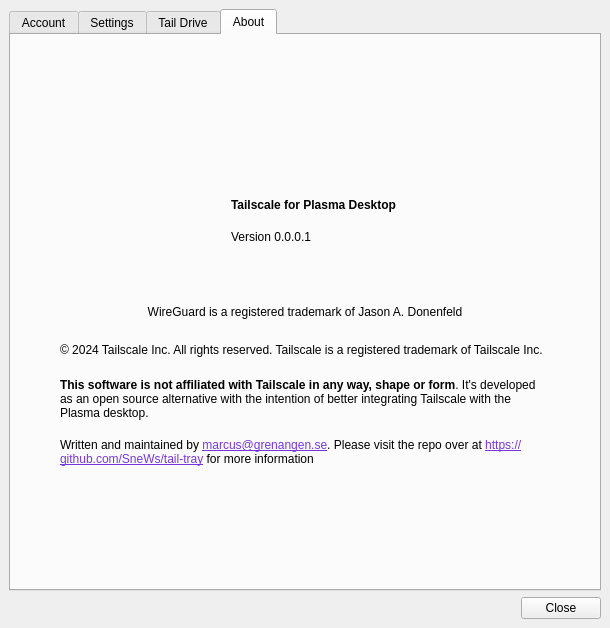
Old version of the form MainWindow.ui in the repository SneWs/tail-tray.
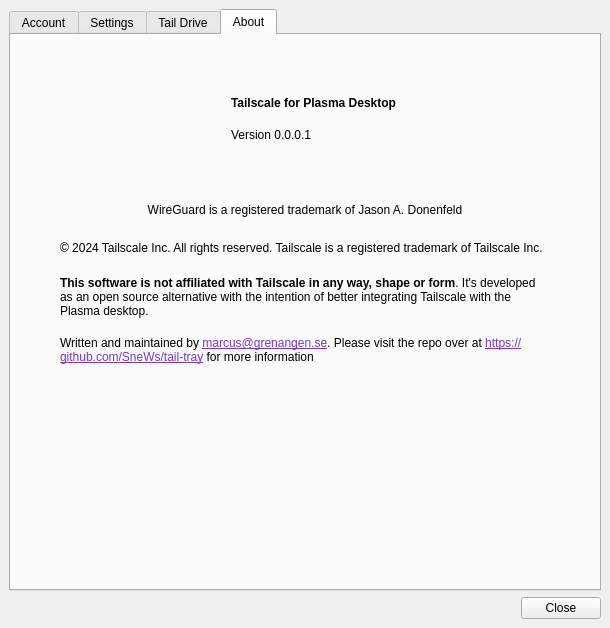
New version of the form. The open tabs and pages were chosen to show the change. Icons and pictures are not drawn.

Commit message: Settings UI - Tweak size constraints to better handle vertical sizing

```diff
--- a/MainWindow.ui
+++ b/MainWindow.ui
@@ -1332,10 +1332,13 @@
           <property name="orientation">
            <enum>Qt::Orientation::Vertical</enum>
           </property>
+          <property name="sizeType">
+           <enum>QSizePolicy::Policy::Fixed</enum>
+          </property>
           <property name="sizeHint" stdset="0">
            <size>
             <width>20</width>
-            <height>30</height>
+            <height>12</height>
            </size>
           </property>
          </spacer>
@@ -1397,6 +1400,9 @@
               <property name="orientation">
                <enum>Qt::Orientation::Vertical</enum>
               </property>
+              <property name="sizeType">
+               <enum>QSizePolicy::Policy::Fixed</enum>
+              </property>
               <property name="sizeHint" stdset="0">
                <size>
                 <width>20</width>
@@ -1429,6 +1435,9 @@
               <property name="orientation">
                <enum>Qt::Orientation::Vertical</enum>
               </property>
+              <property name="sizeType">
+               <enum>QSizePolicy::Policy::Fixed</enum>
+              </property>
               <property name="sizeHint" stdset="0">
                <size>
                 <width>20</width>
@@ -1679,7 +1688,7 @@
           <property name="sizeHint" stdset="0">
            <size>
             <width>20</width>
-            <height>30</height>
+            <height>80</height>
            </size>
           </property>
          </spacer>
```
Left out of the diff: 9 changed lines with no effect on the pictures.
